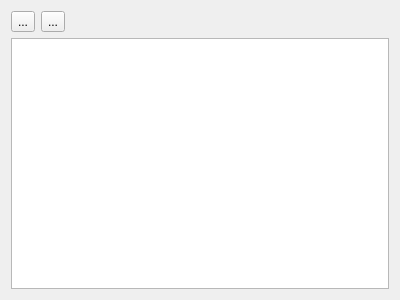
Before: the Qt Designer form src/pipelinetable.ui in mortbopet/Ripes, drawn with Qt 5.
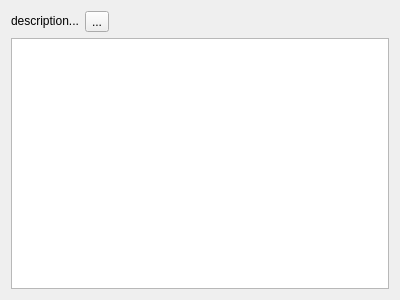
After: the same form once the commit is applied. Icons and pictures are not drawn.

Commit message:
Remove 'save' button from pipeline table
Quite unnecessary feature. Instead, added a more helpful tooltip for the copy operation.

The edit to the form file:
```diff
--- a/src/pipelinetable.ui
+++ b/src/pipelinetable.ui
@@ -23,22 +23,12 @@
      <item>
       <layout class="QHBoxLayout" name="horizontalLayout">
        <item>
-        <widget class="QToolButton" name="save">
-         <property name="toolTip">
-          <string>Save image of currently viewable part of table</string>
-         </property>
+        <widget class="QLabel" name="description">
          <property name="text">
-          <string>...</string>
+          <string>description...</string>
          </property>
-         <property name="icon">
-          <iconset resource="../resources/images.qrc">
-           <normaloff>:/icons/save.svg</normaloff>:/icons/save.svg</iconset>
-         </property>
-         <property name="iconSize">
-          <size>
-           <width>24</width>
-           <height>24</height>
-          </size>
+         <property name="textFormat">
+          <enum>Qt::RichText</enum>
          </property>
         </widget>
        </item>
```
The commit also changes 2 other files.
